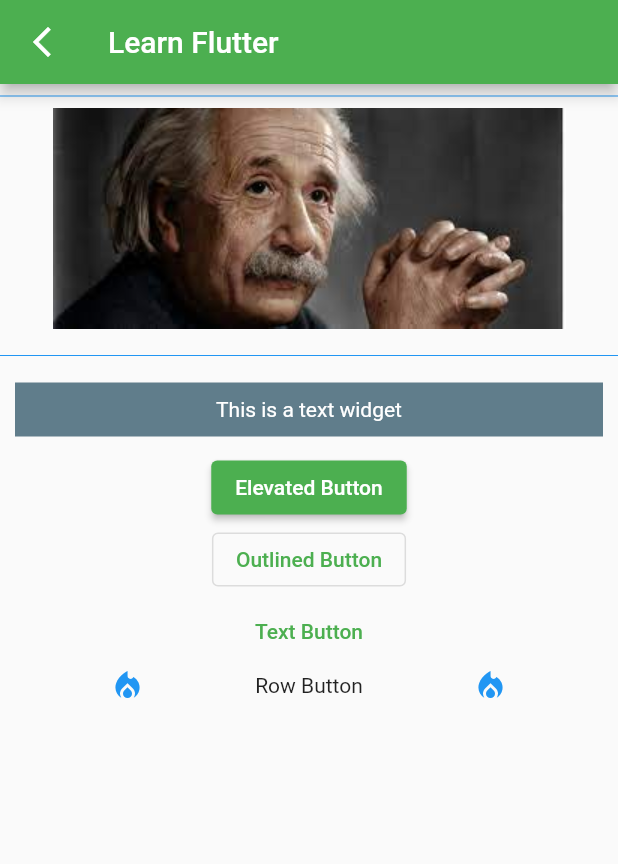
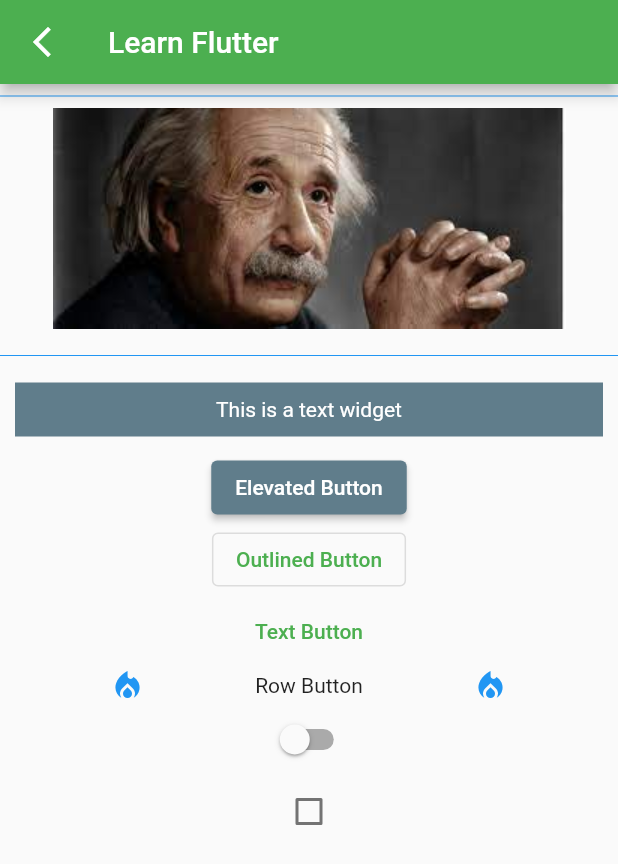
Before and after one commit to im-ling/flutter_learning, a Flutter app: the LearnFlutterPage screen opened directly, on a phone screen of 412 x 824 dp. Shown: the top 864 px of the screen. Run offline on Flutter 3.47's test engine with Material 2 defaults, Android fonts, the phone set to English and light mode, and no system bars.

Commit message:
feat: - GestureDetector Widget - Switch Widget - Buttons style - Checkbox Widget - Nullable Variable

```diff
--- a/flutter_3.0_ tutorial/my_app/lib/learn_flutter_page.dart
+++ b/flutter_3.0_ tutorial/my_app/lib/learn_flutter_page.dart
@@ -8,6 +8,8 @@ class LearnFlutterPage extends StatefulWidget {
 }
 
 class _LearnFlutterPageState extends State<LearnFlutterPage> {
+  bool isSwitch = false;
+  bool? isChecked = false;
   @override
   Widget build(BuildContext context) {
     return Scaffold(
@@ -39,6 +41,9 @@ class _LearnFlutterPageState extends State<LearnFlutterPage> {
             ),
           ),
           ElevatedButton(
+              style: ButtonStyle(
+                  backgroundColor: MaterialStateProperty.all(
+                      isSwitch ? Colors.green : Colors.blueGrey)),
               onPressed: () {
                 debugPrint("Elevated button pressed");
               },
@@ -73,6 +78,20 @@ class _LearnFlutterPageState extends State<LearnFlutterPage> {
               ],
             ),
           ),
+          Switch(
+              value: isSwitch,
+              onChanged: ((bool newValue) {
+                setState(() {
+                  isSwitch = newValue;
+                });
+              })),
+          Checkbox(
+              value: isChecked,
+              onChanged: (bool? newValue) {
+                setState(() {
+                  isChecked = newValue;
+                });
+              })
         ],
       ),
     );
```
